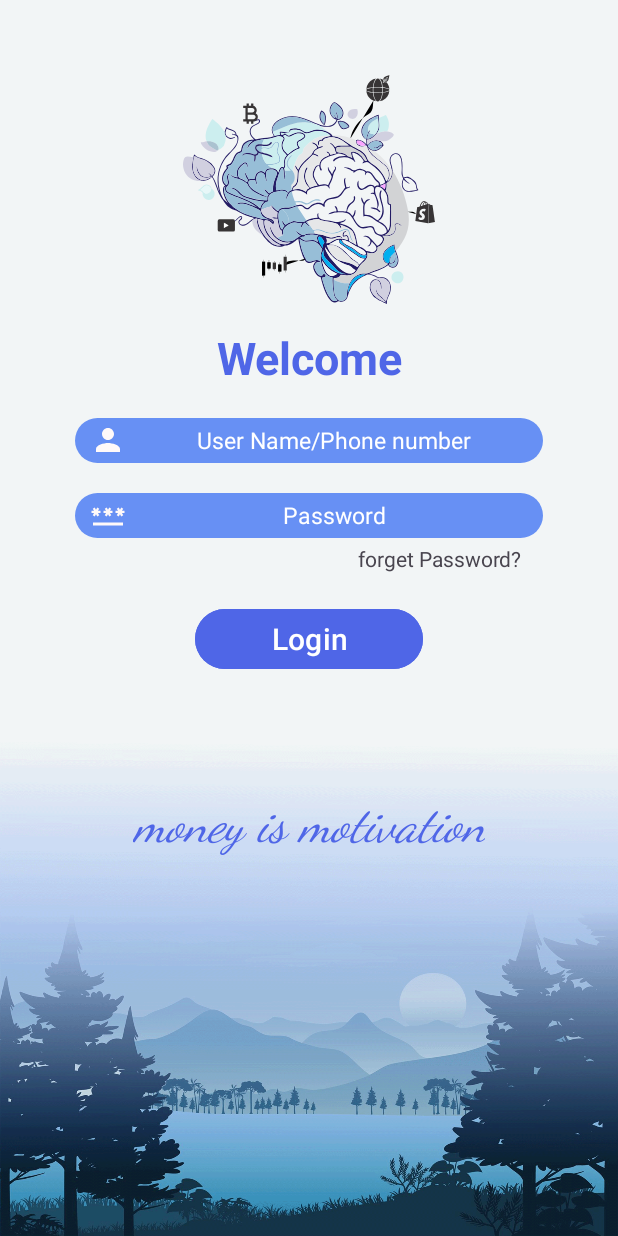
After one commit to HiSkyTech/Learn-With-HiSkyTech-Mobile-App, an Android app: the Activity_Login screen opened directly, with no data from a screen before it, on a phone screen of 412 x 824 dp. The commit adds this screen. Run offline under Robolectric (Android 15) with nearby library versions, the phone set to English and light mode, and no system bars.

Commit message:
Login page

```diff
--- /dev/null
+++ b/app/src/main/java/com/learnwith/hiskytechnologies/Ui/Activity_Login.kt
@@ -0,0 +1,21 @@
+package com.learnwith.hiskytechnologies.Ui
+
+import android.os.Bundle
+import androidx.activity.enableEdgeToEdge
+import androidx.appcompat.app.AppCompatActivity
+import androidx.core.view.ViewCompat
+import androidx.core.view.WindowInsetsCompat
+import com.learnwith.hiskytechnologies.R
+
+class Activity_Login : AppCompatActivity() {
+    override fun onCreate(savedInstanceState: Bundle?) {
+        super.onCreate(savedInstanceState)
+        enableEdgeToEdge()
+        setContentView(R.layout.activity_login)
+        ViewCompat.setOnApplyWindowInsetsListener(findViewById(R.id.main)) { v, insets ->
+            val systemBars = insets.getInsets(WindowInsetsCompat.Type.systemBars())
+            v.setPadding(systemBars.left, systemBars.top, systemBars.right, systemBars.bottom)
+            insets
+        }
+    }
+}
--- a/app/src/main/res/drawable/bg_et_design.xml
+++ b/app/src/main/res/drawable/bg_et_design.xml
@@ -6,6 +6,5 @@
 
     <corners android:radius="25dp"/>
 
-    <stroke android:width="1.5dp" android:color="@color/white"/>
 
 </shape>
--- /dev/null
+++ b/app/src/main/res/layout/activity_login.xml
@@ -0,0 +1,109 @@
+<?xml version="1.0" encoding="utf-8"?>
+<androidx.constraintlayout.widget.ConstraintLayout xmlns:android="http://schemas.android.com/apk/res/android"
+    xmlns:app="http://schemas.android.com/apk/res-auto"
+    xmlns:tools="http://schemas.android.com/tools"
+    android:id="@+id/main"
+    android:layout_width="match_parent"
+    android:layout_height="match_parent"
+    tools:context=".Ui.Activity_Login"
+    android:background="@drawable/bg2">
+
+    <ImageView
+        android:id="@+id/ivlogin"
+        android:layout_width="match_parent"
+        android:layout_height="wrap_content"
+        android:src="@drawable/logo_for_login_screen"
+        android:paddingTop="50dp"
+        app:layout_constraintTop_toTopOf="parent"
+        app:layout_constraintStart_toStartOf="parent"
+        app:layout_constraintEnd_toEndOf="parent"
+        />
+    <TextView
+        android:id="@+id/tvWelcome"
+        android:layout_width="wrap_content"
+        android:layout_height="wrap_content"
+        android:gravity="center"
+        android:text="Welcome"
+        android:textStyle="bold"
+        android:textColor="@color/blue"
+        android:textSize="30sp"
+        android:paddingTop="15dp"
+        app:layout_constraintTop_toBottomOf="@id/ivlogin"
+        app:layout_constraintStart_toStartOf="parent"
+        app:layout_constraintEnd_toEndOf="parent"
+        />
+    <EditText
+        android:id="@+id/etName"
+        android:layout_width="0dp"
+        android:layout_height="30dp"
+        android:layout_marginHorizontal="50dp"
+        android:layout_marginTop="20dp"
+        android:background="@drawable/bg_et_design"
+        android:drawableStart="@drawable/baseline_person_24"
+        android:hint="User Name/Phone number"
+        android:gravity="center"
+        android:paddingStart="10dp"
+        android:textColorHint="@color/white"
+        android:textSize="15sp"
+        app:layout_constraintTop_toBottomOf="@id/tvWelcome"
+        app:layout_constraintStart_toStartOf="parent"
+        app:layout_constraintEnd_toEndOf="parent" />
+    <EditText
+        android:id="@+id/etPassword"
+        android:layout_width="0dp"
+        android:layout_height="30dp"
+        android:layout_marginHorizontal="50dp"
+        android:layout_marginTop="20dp"
+        android:background="@drawable/bg_et_design"
+        android:drawableStart="@drawable/baseline_password_24"
+        android:hint="Password"
+        android:gravity="center"
+        android:textColorHint="@color/white"
+        android:paddingStart="10dp"
+        android:textSize="15sp"
+        app:layout_constraintTop_toBottomOf="@id/etName"
+        app:layout_constraintStart_toStartOf="parent"
+        app:layout_constraintEnd_toEndOf="parent"
+        />
+
+
+    <TextView
+        android:id="@+id/tvForget"
+        android:layout_width="wrap_content"
+        android:layout_height="wrap_content"
+        android:layout_marginTop="4dp"
+        android:gravity="end"
+        android:text="forget Password?"
+        app:layout_constraintEnd_toEndOf="parent"
+        app:layout_constraintHorizontal_bias="0.787"
+        app:layout_constraintStart_toStartOf="parent"
+        app:layout_constraintTop_toBottomOf="@id/etPassword" />
+
+    <com.google.android.material.button.MaterialButton
+        android:id="@+id/btnLogin"
+        android:layout_width="match_parent"
+        android:layout_height="wrap_content"
+        app:layout_constraintTop_toBottomOf="@+id/tvForget"
+        android:text="Login"
+        android:textSize="20sp"
+        app:cornerRadius="25dp"
+        android:backgroundTint="@color/blue"
+        android:layout_marginHorizontal="130dp"
+        android:layout_marginVertical="20dp" />
+
+    <TextView
+        android:id="@+id/tvMoneyMotivation"
+        android:layout_width="wrap_content"
+        android:layout_height="wrap_content"
+        android:gravity="center"
+        android:text="money is motivation"
+        android:textColor="@color/blue"
+        android:textSize="33sp"
+        android:layout_marginTop="80dp"
+        android:textStyle="italic"
+        android:fontFamily="cursive"
+        app:layout_constraintTop_toBottomOf="@id/btnLogin"
+        app:layout_constraintStart_toStartOf="parent"
+        app:layout_constraintEnd_toEndOf="parent"
+        />
+</androidx.constraintlayout.widget.ConstraintLayout>
```
Also changed, not shown: app/src/main/AndroidManifest.xml (+5 -3 lines), app/src/main/res/drawable/styles_textview.xml (added, +7 -0 lines), app/src/main/res/layout/activity_sign_up.xml (+39 -6 lines).
